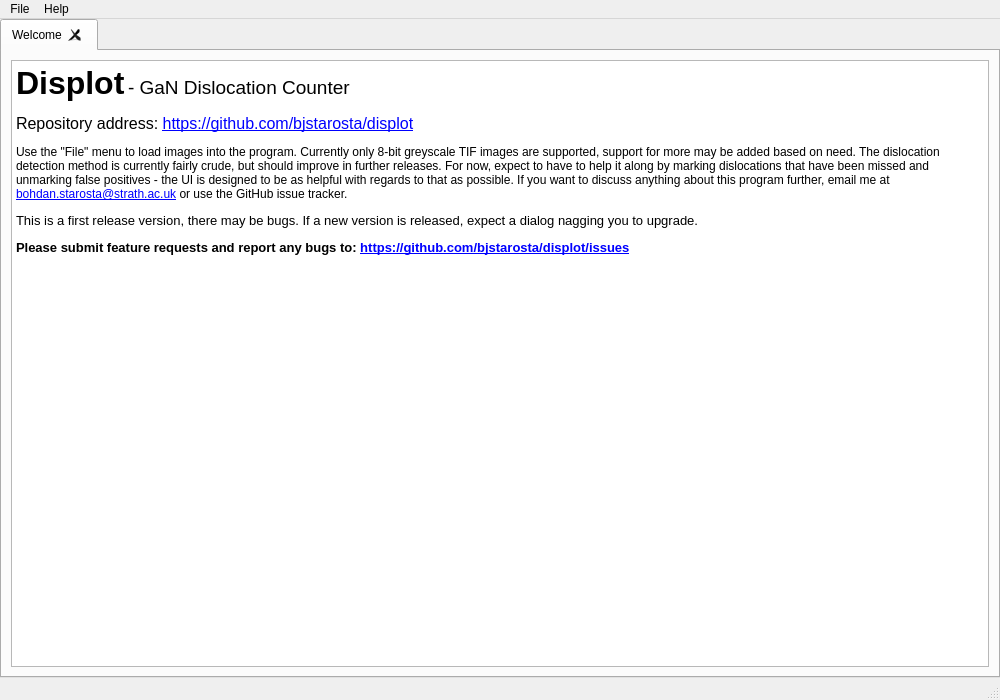
First picture: the form in devel/displot.ui, repository bjstarosta/displot, before the edit.
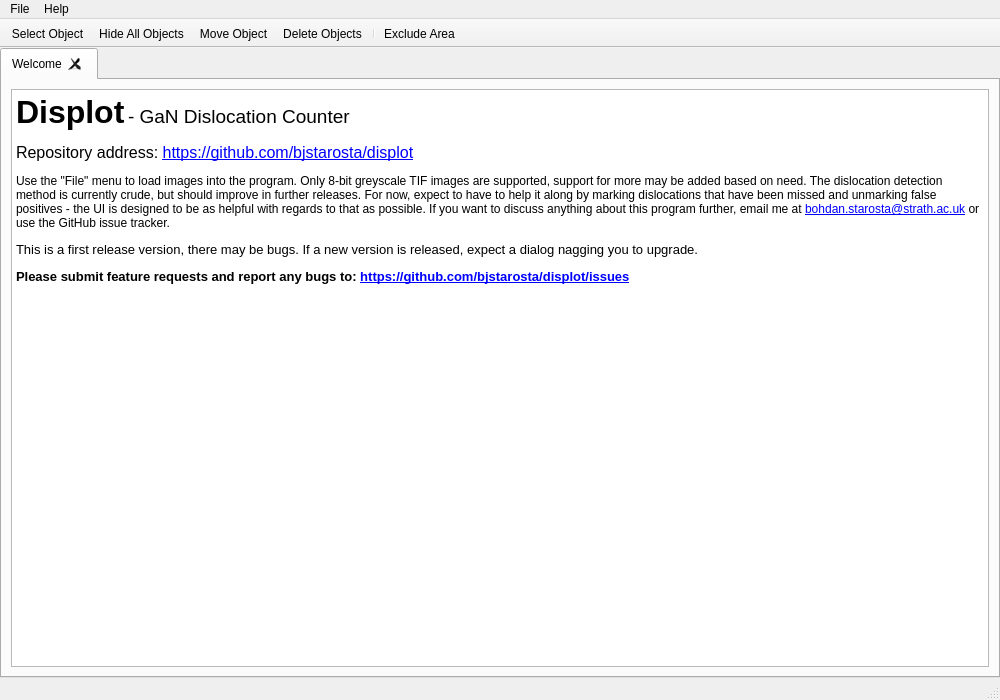
Second picture: the form after the edit. Icons and pictures are not drawn.

Patch:
```diff
--- a/devel/displot.ui
+++ b/devel/displot.ui
@@ -82,7 +82,7 @@
 &lt;/style&gt;&lt;/head&gt;&lt;body style=&quot; font-family:'Noto Sans'; font-size:9pt; font-weight:400; font-style:normal;&quot;&gt;
 &lt;p style=&quot; margin-top:18px; margin-bottom:12px; margin-left:0px; margin-right:0px; -qt-block-indent:0; text-indent:0px;&quot;&gt;&lt;span style=&quot; font-family:'Roboto'; font-size:24pt; font-weight:600;&quot;&gt;Displot&lt;/span&gt;&lt;span style=&quot; font-family:'Roboto'; font-size:10pt; font-weight:296;&quot;&gt; &lt;/span&gt;&lt;span style=&quot; font-family:'Roboto'; font-size:14pt; font-weight:296;&quot;&gt;- &lt;/span&gt;&lt;span style=&quot; font-family:'Roboto'; font-size:14pt;&quot;&gt;GaN Dislocation Counter&lt;/span&gt;&lt;/p&gt;
 &lt;p style=&quot; margin-top:12px; margin-bottom:12px; margin-left:0px; margin-right:0px; -qt-block-indent:0; text-indent:0px;&quot;&gt;&lt;span style=&quot; font-size:12pt;&quot;&gt;Repository address: &lt;/span&gt;&lt;a href=&quot;https://github.com/bjstarosta/displot&quot;&gt;&lt;span style=&quot; font-size:12pt; text-decoration: underline; color:#0000ff;&quot;&gt;https://github.com/bjstarosta/displot&lt;/span&gt;&lt;/a&gt;&lt;/p&gt;
-&lt;p style=&quot; margin-top:12px; margin-bottom:12px; margin-left:0px; margin-right:0px; -qt-block-indent:0; text-indent:0px;&quot;&gt;Use the &amp;quot;File&amp;quot; menu to load images into the program. Currently only 8-bit greyscale TIF images are supported, support for more may be added based on need. The dislocation detection method is currently fairly crude, but should improve in further releases. For now, expect to have to help it along by marking dislocations that have been missed and unmarking false positives - the UI is designed to be as helpful with regards to that as possible. If you want to discuss anything about this program further, email me at &lt;a href=&quot;mailto:bohdan.starosta@strath.ac.uk&quot;&gt;&lt;span style=&quot; text-decoration: underline; color:#0000ff;&quot;&gt;bohdan.starosta@strath.ac.uk&lt;/span&gt;&lt;/a&gt; or use the GitHub issue tracker.&lt;/p&gt;
+&lt;p style=&quot; margin-top:12px; margin-bottom:12px; margin-left:0px; margin-right:0px; -qt-block-indent:0; text-indent:0px;&quot;&gt;Use the &amp;quot;File&amp;quot; menu to load images into the program. Only 8-bit greyscale TIF images are supported, support for more may be added based on need. The dislocation detection method is currently crude, but should improve in further releases. For now, expect to have to help it along by marking dislocations that have been missed and unmarking false positives - the UI is designed to be as helpful with regards to that as possible. If you want to discuss anything about this program further, email me at &lt;a href=&quot;mailto:bohdan.starosta@strath.ac.uk&quot;&gt;&lt;span style=&quot; text-decoration: underline; color:#0000ff;&quot;&gt;bohdan.starosta@strath.ac.uk&lt;/span&gt;&lt;/a&gt; or use the GitHub issue tracker.&lt;/p&gt;
 &lt;p style=&quot; margin-top:12px; margin-bottom:12px; margin-left:0px; margin-right:0px; -qt-block-indent:0; text-indent:0px;&quot;&gt;&lt;span style=&quot; font-family:'Roboto'; font-size:10pt;&quot;&gt;This is a first release version, there may be bugs. If a new version is released, expect a dialog nagging you to upgrade.&lt;/span&gt;&lt;/p&gt;
 &lt;p style=&quot; margin-top:12px; margin-bottom:12px; margin-left:0px; margin-right:0px; -qt-block-indent:0; text-indent:0px;&quot;&gt;&lt;span style=&quot; font-family:'Roboto'; font-size:10pt; font-weight:600;&quot;&gt;Please submit feature requests and report any bugs to: &lt;/span&gt;&lt;a href=&quot;https://github.com/bjstarosta/displot/issues&quot;&gt;&lt;span style=&quot; font-family:'Roboto'; font-size:10pt; font-weight:600; text-decoration: underline; color:#0000ff;&quot;&gt;https://github.com/bjstarosta/displot/issues&lt;/span&gt;&lt;/a&gt;&lt;/p&gt;&lt;/body&gt;&lt;/html&gt;</string>
           </property>
@@ -134,6 +134,35 @@
     <bool>true</bool>
    </property>
   </widget>
+  <widget class="QToolBar" name="toolBar">
+   <property name="windowTitle">
+    <string>toolBar</string>
+   </property>
+   <property name="movable">
+    <bool>false</bool>
+   </property>
+   <property name="iconSize">
+    <size>
+     <width>16</width>
+     <height>16</height>
+    </size>
+   </property>
+   <property name="toolButtonStyle">
+    <enum>Qt::ToolButtonTextBesideIcon</enum>
+   </property>
+   <attribute name="toolBarArea">
+    <enum>TopToolBarArea</enum>
+   </attribute>
+   <attribute name="toolBarBreak">
+    <bool>false</bool>
+   </attribute>
+   <addaction name="actionSelectObject"/>
+   <addaction name="actionHideAllObjects"/>
+   <addaction name="actionMoveObject"/>
+   <addaction name="actionDeleteObject"/>
+   <addaction name="separator"/>
+   <addaction name="actionExcludeArea"/>
+  </widget>
   <action name="actionAbout">
    <property name="text">
     <string>About</string>
@@ -189,6 +218,70 @@
     <string>Close Image</string>
    </property>
   </action>
+  <action name="actionExcludeArea">
+   <property name="icon">
+    <iconset resource="feathericons.qrc">
+     <normaloff>:/feathericons/vendor/feather/icons/minus-square.svg</normaloff>:/feathericons/vendor/feather/icons/minus-square.svg</iconset>
+   </property>
+   <property name="text">
+    <string>Exclude Area</string>
+   </property>
+   <property name="toolTip">
+    <string>Select an area on the image to exclude all search results from.</string>
+   </property>
+  </action>
+  <action name="actionSelectObject">
+   <property name="icon">
+    <iconset resource="feathericons.qrc">
+     <normaloff>:/feathericons/vendor/feather/icons/navigation-2.svg</normaloff>:/feathericons/vendor/feather/icons/navigation-2.svg</iconset>
+   </property>
+   <property name="text">
+    <string>Select Object</string>
+   </property>
+   <property name="toolTip">
+    <string>Object selection tool.</string>
+   </property>
+  </action>
+  <action name="actionMoveObject">
+   <property name="icon">
+    <iconset resource="feathericons.qrc">
+     <normaloff>:/feathericons/vendor/feather/icons/move.svg</normaloff>:/feathericons/vendor/feather/icons/move.svg</iconset>
+   </property>
+   <property name="text">
+    <string>Move Object</string>
+   </property>
+   <property name="toolTip">
+    <string>Move selected object.</string>
+   </property>
+  </action>
+  <action name="actionDeleteObject">
+   <property name="icon">
+    <iconset resource="feathericons.qrc">
+     <normaloff>:/feathericons/vendor/feather/icons/x.svg</normaloff>:/feathericons/vendor/feather/icons/x.svg</iconset>
+   </property>
+   <property name="text">
+    <string>Delete Objects</string>
+   </property>
+   <property name="toolTip">
+    <string>Drag a box to delete all objects under it.</string>
+   </property>
+  </action>
+  <action name="actionHideAllObjects">
+   <property name="checkable">
+    <bool>true</bool>
+   </property>
+   <property name="icon">
+    <iconset resource="feathericons.qrc">
+     <normaloff>:/feathericons/vendor/feather/icons/eye.svg</normaloff>
+     <normalon>:/feathericons/vendor/feather/icons/eye-off.svg</normalon>:/feathericons/vendor/feather/icons/eye.svg</iconset>
+   </property>
+   <property name="text">
+    <string>Hide All Objects</string>
+   </property>
+   <property name="toolTip">
+    <string>Toggle hiding all feature objects.</string>
+   </property>
+  </action>
  </widget>
  <resources/>
  <connections/>
```
Left out of the diff: 4 changed lines with no effect on the pictures.
